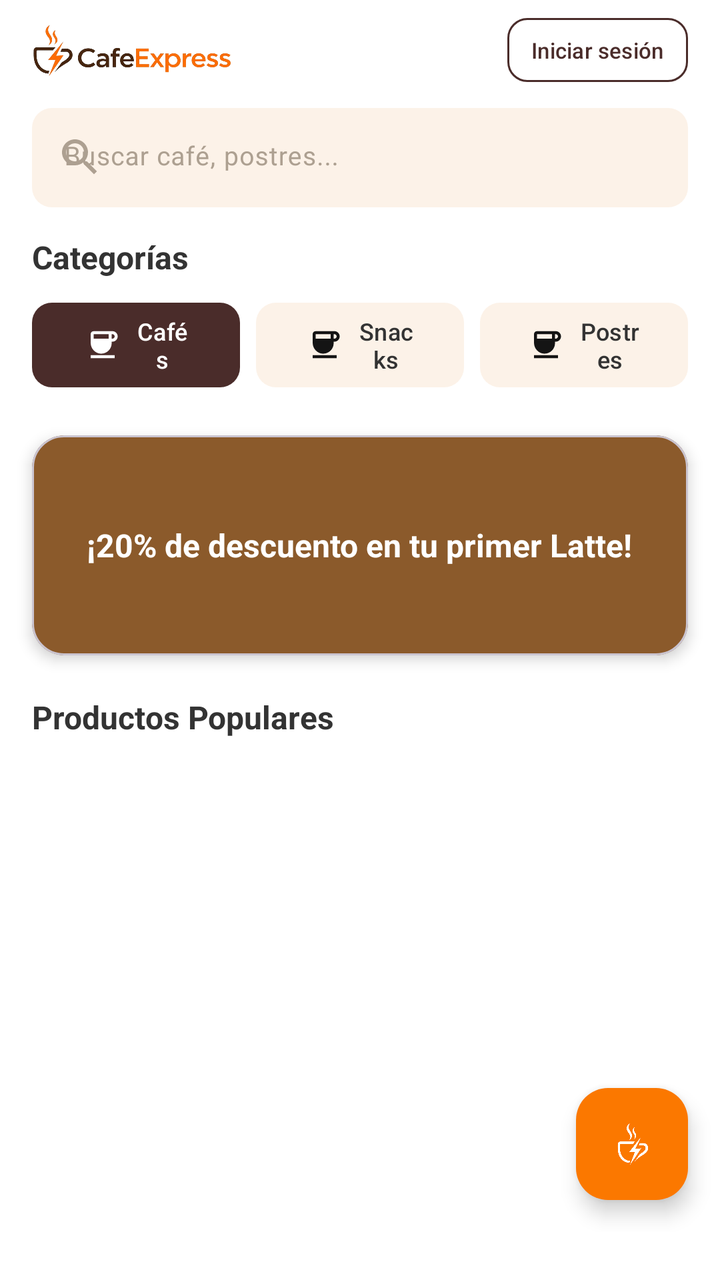
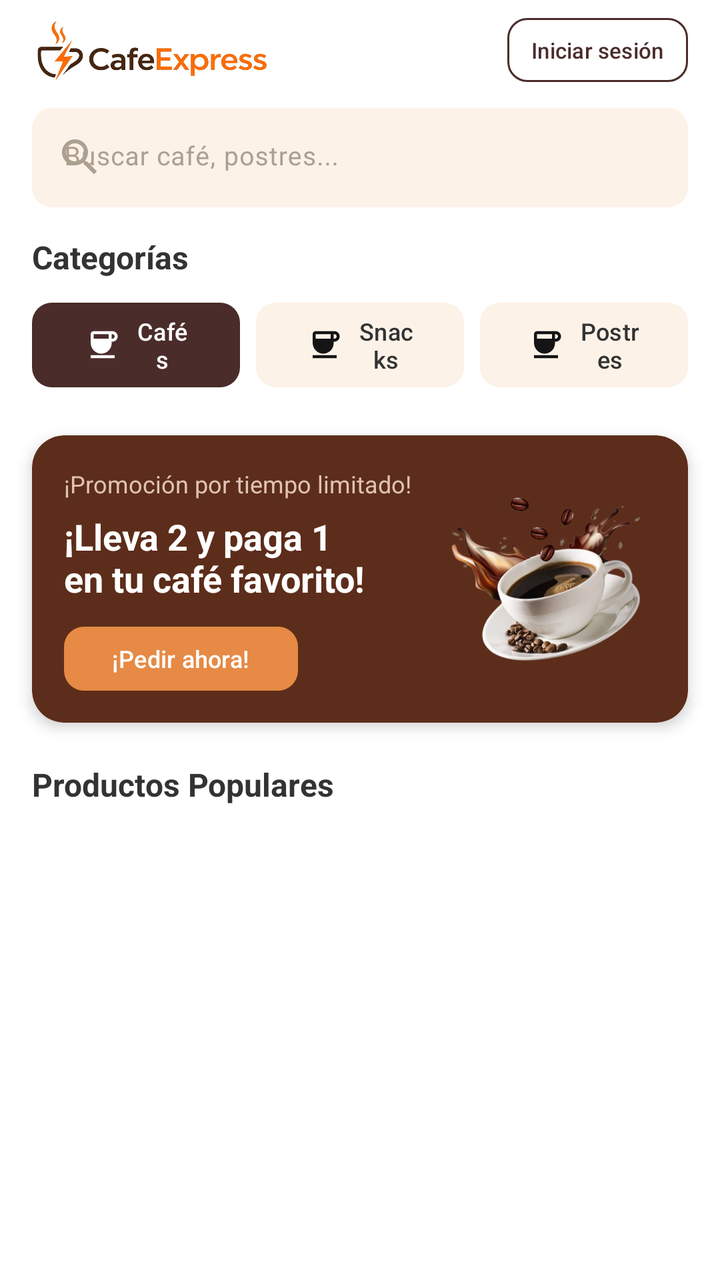

Compare the two renders of this Android layout. The source of the first and the diff that turns it into the second are given below.
<!-- AndroidManifest.xml: application theme Theme.CafeExpress -->
<!-- res/layout/activity_home.xml -->
<?xml version="1.0" encoding="utf-8"?>
<ScrollView xmlns:android="http://schemas.android.com/apk/res/android"
  xmlns:app="http://schemas.android.com/apk/res-auto"
  xmlns:tools="http://schemas.android.com/tools"
  android:layout_width="match_parent"
  android:layout_height="match_parent"
  android:fillViewport="true"
  android:background="#FFFFFF"
  tools:context=".ui.HomeActivity">

  <androidx.constraintlayout.widget.ConstraintLayout
    android:layout_width="match_parent"
    android:layout_height="wrap_content"
    android:paddingBottom="24dp">

    <com.google.android.material.appbar.MaterialToolbar
      android:id="@+id/topToolbar"
      android:layout_width="0dp"
      android:layout_height="50dp"
      android:background="@android:color/transparent"
      app:layout_constraintEnd_toEndOf="parent"
      app:layout_constraintStart_toStartOf="parent"
      app:layout_constraintTop_toTopOf="parent"
      app:contentInsetStart="0dp"
      app:contentInsetEnd="0dp">

      <androidx.constraintlayout.widget.ConstraintLayout
        android:layout_width="match_parent"
        android:layout_height="match_parent"
        android:paddingHorizontal="16dp">

        <ImageView
          android:id="@+id/imgLogoNav"
          android:layout_width="100dp"
          android:layout_height="30dp"
          android:contentDescription="Logo de la cafetería"
          android:src="@drawable/logonombre"
          app:layout_constraintBottom_toBottomOf="parent"
          app:layout_constraintStart_toStartOf="parent"
          app:layout_constraintTop_toTopOf="parent" />

        <com.google.android.material.button.MaterialButton
          android:id="@+id/btnIniciarSesion"
          style="?attr/materialButtonOutlinedStyle"
          android:layout_width="wrap_content"
          android:layout_height="32dp"
          android:text="Iniciar sesión"
          android:textColor="#4A2C2A"
          android:textSize="11sp"
          android:insetTop="0dp"
          android:insetBottom="0dp"
          android:paddingHorizontal="12dp"
          app:strokeColor="#4A2C2A"
          app:strokeWidth="1dp"
          app:cornerRadius="10dp"
          app:layout_constraintBottom_toBottomOf="parent"
          app:layout_constraintEnd_toEndOf="parent"
          app:layout_constraintTop_toTopOf="parent" />

      </androidx.constraintlayout.widget.ConstraintLayout>
    </com.google.android.material.appbar.MaterialToolbar>

    
    <com.google.android.material.textfield.TextInputLayout
      android:id="@+id/tilBuscar"
      style="@style/Widget.Material3.TextInputLayout.FilledBox.Dense"
      android:layout_width="0dp"
      android:layout_height="wrap_content"
      android:layout_marginHorizontal="16dp"
      android:layout_marginTop="4dp"
      android:hint="Buscar café, postres..."
      android:textColorHint="#ADA091"
      app:boxBackgroundColor="#FCF2E8"
      app:boxStrokeWidth="0dp"
      app:boxStrokeWidthFocused="0dp"
      app:boxCornerRadiusBottomEnd="10dp"
      app:boxCornerRadiusBottomStart="10dp"
      app:boxCornerRadiusTopEnd="10dp"
      app:boxCornerRadiusTopStart="10dp"
      app:layout_constraintEnd_toEndOf="parent"
      app:layout_constraintStart_toStartOf="parent"
      app:layout_constraintTop_toBottomOf="@id/topToolbar"
      app:startIconDrawable="@drawable/ic_search"
      app:startIconTint="#ADA091">

      <com.google.android.material.textfield.TextInputEditText
        android:id="@+id/edtBuscar"
        android:layout_width="match_parent"
        android:layout_height="wrap_content"
        android:inputType="text"
        android:maxLines="1"
        android:textSize="13sp"
        android:textColor="#333333" />
    </com.google.android.material.textfield.TextInputLayout>

    
    <TextView
      android:id="@+id/txtCategoriasTitulo"
      android:layout_width="wrap_content"
      android:layout_height="wrap_content"
      android:layout_marginStart="16dp"
      android:layout_marginTop="14dp"
      android:text="Categorías"
      android:textColor="#333333"
      android:textSize="16sp"
      android:textStyle="bold"
      app:layout_constraintStart_toStartOf="parent"
      app:layout_constraintTop_toBottomOf="@id/tilBuscar" />

    <LinearLayout
      android:id="@+id/layoutCategorias"
      android:layout_width="0dp"
      android:layout_height="wrap_content"
      android:layout_marginHorizontal="16dp"
      android:layout_marginTop="8dp"
      android:orientation="horizontal"
      app:layout_constraintEnd_toEndOf="parent"
      app:layout_constraintStart_toStartOf="parent"
      app:layout_constraintTop_toBottomOf="@id/txtCategoriasTitulo">

      <com.google.android.material.button.MaterialButton
        android:layout_width="0dp"
        android:layout_height="wrap_content"
        android:layout_weight="1"
        android:layout_marginEnd="4dp"
        android:text="Cafés"
        android:textSize="12sp"
        app:icon="@drawable/ic_coffee"
        app:cornerRadius="10dp"
        app:iconGravity="textStart"
        app:iconTint="#FFFFFF"
        app:backgroundTint="#4A2C2A" />

      <com.google.android.material.button.MaterialButton
        android:layout_width="0dp"
        android:layout_height="wrap_content"
        android:layout_weight="1"
        android:layout_marginHorizontal="4dp"
        android:text="Snacks"
        android:textColor="#333333"
        android:textSize="12sp"
        app:icon="@drawable/ic_coffee"
        app:cornerRadius="10dp"
        app:iconGravity="textStart"
        app:iconTint="#141414"
        app:backgroundTint="#FCF2E8" />

      <com.google.android.material.button.MaterialButton
        android:layout_width="0dp"
        android:layout_height="wrap_content"
        android:layout_weight="1"
        android:layout_marginStart="4dp"
        android:text="Postres"
        android:textColor="#333333"
        android:textSize="12sp"
        app:iconTint="#141414"
        app:icon="@drawable/ic_coffee"
        app:cornerRadius="10dp"
        app:iconGravity="textStart"
        app:backgroundTint="#FCF2E8" />
    </LinearLayout>

    
    <com.google.android.material.card.MaterialCardView
      android:id="@+id/cardBanner"
      android:layout_width="0dp"
      android:layout_height="110dp"
      android:layout_marginHorizontal="16dp"
      android:layout_marginTop="20dp"
      app:cardBackgroundColor="#8B5A2B"
      app:cardCornerRadius="16dp"
      app:cardElevation="4dp"
      app:layout_constraintEnd_toEndOf="parent"
      app:layout_constraintStart_toStartOf="parent"
      app:layout_constraintTop_toBottomOf="@id/layoutCategorias">

      <RelativeLayout
        android:layout_width="match_parent"
        android:layout_height="match_parent"
        android:padding="16dp">

        <TextView
          android:layout_width="wrap_content"
          android:layout_height="wrap_content"
          android:layout_centerInParent="true"
          android:text="¡20% de descuento en tu primer Latte!"
          android:textColor="#FFFFFF"
          android:textSize="16sp"
          android:textStyle="bold" />
      </RelativeLayout>
    </com.google.android.material.card.MaterialCardView>

    
    <TextView
      android:id="@+id/txtPopularesTitulo"
      android:layout_width="wrap_content"
      android:layout_height="wrap_content"
      android:layout_marginStart="16dp"
      android:layout_marginTop="20dp"
      android:text="Productos Populares"
      android:textColor="#333333"
      android:textSize="16sp"
      android:textStyle="bold"
      app:layout_constraintStart_toStartOf="parent"
      app:layout_constraintTop_toBottomOf="@id/cardBanner" />

    <androidx.recyclerview.widget.RecyclerView
      android:id="@+id/recyclerProductos"
      android:layout_width="0dp"
      android:layout_height="wrap_content"
      android:layout_marginHorizontal="12dp"
      android:layout_marginTop="8dp"
      android:nestedScrollingEnabled="false"
      app:layout_constraintEnd_toEndOf="parent"
      app:layout_constraintStart_toStartOf="parent"
      app:layout_constraintTop_toBottomOf="@id/txtPopularesTitulo"
      tools:itemCount="4"
      tools:layoutManager="androidx.recyclerview.widget.LinearLayoutManager"
      tools:orientation="horizontal"
      tools:listitem="@layout/item_producto" />

    
    <com.google.android.material.floatingactionbutton.FloatingActionButton
      android:id="@+id/fabCarrito"
      android:layout_width="wrap_content"
      android:layout_height="wrap_content"
      android:layout_margin="16dp"
      android:contentDescription="Carrito de compras"
      android:src="@drawable/logo1"
      app:backgroundTint="#FB7800"
      app:layout_constraintBottom_toBottomOf="parent"
      app:layout_constraintEnd_toEndOf="parent"
      app:tint="#FFFFFF" />

  </androidx.constraintlayout.widget.ConstraintLayout>

</ScrollView>
<!-- res/layout/item_producto.xml (included above) -->
<?xml version="1.0" encoding="utf-8"?>
<com.google.android.material.card.MaterialCardView
  xmlns:android="http://schemas.android.com/apk/res/android"
  xmlns:app="http://schemas.android.com/apk/res-auto"
  android:layout_width="160dp"
  android:layout_height="wrap_content"
  android:layout_margin="6dp"
  app:cardCornerRadius="12dp"
  app:cardElevation="3dp"
  app:strokeColor="#E0C2B3"
  app:strokeWidth="1dp">

  <LinearLayout
    android:layout_width="match_parent"
    android:layout_height="wrap_content"
    android:orientation="vertical"
    android:background="#FFFFFF"
    android:padding="10dp">

    
    <ImageView
      android:id="@+id/imgProducto"
      android:layout_width="match_parent"
      android:layout_height="110dp"
      android:contentDescription="Imagen del producto"
      android:scaleType="centerCrop"
      android:src="@drawable/cafe1" />

    
    <TextView
      android:id="@+id/txtNombreProducto"
      android:layout_width="match_parent"
      android:layout_height="wrap_content"
      android:layout_marginTop="8dp"
      android:ellipsize="end"
      android:maxLines="1"
      android:text="Café Capuchino"
      android:textColor="#333333"
      android:textSize="14sp"
      android:textStyle="bold" />

    
    <TextView
      android:id="@+id/txtPrecioProducto"
      android:layout_width="match_parent"
      android:layout_height="wrap_content"
      android:layout_marginTop="2dp"
      android:text="$4.50"
      android:textColor="#FB7800"
      android:textSize="13sp"
      android:textStyle="bold" />

    
    <com.google.android.material.button.MaterialButton
      android:id="@+id/btnComprar"
      android:layout_width="match_parent"
      android:layout_height="38dp"
      android:layout_marginTop="8dp"
      android:insetTop="0dp"
      android:insetBottom="0dp"
      android:text="Comprar"
      android:textSize="12sp"
      app:backgroundTint="#4A2C2A"
      app:cornerRadius="8dp" />

  </LinearLayout>

</com.google.android.material.card.MaterialCardView>
<!-- resources referenced by this layout -->
<resources>
  <!-- drawable cafe1: jpeg bitmap (drawable, 108060 bytes) -->
  <!-- drawable ic_coffee (drawable) -->
  <vector xmlns:android="http://schemas.android.com/apk/res/android" android:height="24dp" android:tint="#000000" android:viewportHeight="24" android:viewportWidth="24" android:width="24dp">
        
      <path android:fillColor="@android:color/white" android:pathData="M18.5,3H6C4.9,3 4,3.9 4,5v5.71c0,3.83 2.95,7.18 6.78,7.29c3.96,0.12 7.22,-3.06 7.22,-7v-1h0.5c1.93,0 3.5,-1.57 3.5,-3.5S20.43,3 18.5,3zM16,5v3H6V5H16zM18.5,8H18V5h0.5C19.33,5 20,5.67 20,6.5S19.33,8 18.5,8zM4,19h16v2H4V19z"/>
      
  </vector>
  <!-- drawable ic_search (drawable) -->
  <vector xmlns:android="http://schemas.android.com/apk/res/android" android:height="24dp" android:tint="#000000" android:viewportHeight="24" android:viewportWidth="24" android:width="24dp">
        
      <path android:fillColor="@android:color/white" android:pathData="M15.5,14h-0.79l-0.28,-0.27C15.41,12.59 16,11.11 16,9.5 16,5.91 13.09,3 9.5,3S3,5.91 3,9.5 5.91,16 9.5,16c1.61,0 3.09,-0.59 4.23,-1.57l0.27,0.28v0.79l5,4.99L20.49,19l-4.99,-5zM9.5,14C7.01,14 5,11.99 5,9.5S7.01,5 9.5,5 14,7.01 14,9.5 11.99,14 9.5,14z"/>
      
  </vector>
  <!-- drawable logo1: png bitmap (drawable, 103698 bytes) -->
  <!-- drawable logonombre: png bitmap (drawable, 130762 bytes) -->
  <style name="Theme.CafeExpress" parent="Base.Theme.CafeExpress" />
  <style name="Base.Theme.CafeExpress" parent="Theme.Material3.DayNight.NoActionBar">
      
      
    </style>
</resources>

<!-- the commit's change to res/layout/activity_home.xml (unified diff, before → after) -->
@@ -31,8 +31,8 @@
 
         <ImageView
           android:id="@+id/imgLogoNav"
-          android:layout_width="100dp"
-          android:layout_height="30dp"
+          android:layout_width="120dp"
+          android:layout_height="32dp"
           android:contentDescription="Logo de la cafetería"
           android:src="@drawable/logonombre"
           app:layout_constraintBottom_toBottomOf="parent"
@@ -60,7 +60,6 @@
       </androidx.constraintlayout.widget.ConstraintLayout>
     </com.google.android.material.appbar.MaterialToolbar>
 
-    
     <com.google.android.material.textfield.TextInputLayout
       android:id="@+id/tilBuscar"
       style="@style/Widget.Material3.TextInputLayout.FilledBox.Dense"
@@ -93,7 +92,6 @@
         android:textColor="#333333" />
     </com.google.android.material.textfield.TextInputLayout>
 
-    
     <TextView
       android:id="@+id/txtCategoriasTitulo"
       android:layout_width="wrap_content"
@@ -160,37 +158,79 @@
         app:backgroundTint="#FCF2E8" />
     </LinearLayout>
 
-    
     <com.google.android.material.card.MaterialCardView
       android:id="@+id/cardBanner"
       android:layout_width="0dp"
-      android:layout_height="110dp"
+      android:layout_height="wrap_content"
       android:layout_marginHorizontal="16dp"
       android:layout_marginTop="20dp"
-      app:cardBackgroundColor="#8B5A2B"
+      app:cardBackgroundColor="#5C2D1A"
       app:cardCornerRadius="16dp"
       app:cardElevation="4dp"
+      app:strokeWidth="0dp"
       app:layout_constraintEnd_toEndOf="parent"
       app:layout_constraintStart_toStartOf="parent"
       app:layout_constraintTop_toBottomOf="@id/layoutCategorias">
 
-      <RelativeLayout
+      <androidx.constraintlayout.widget.ConstraintLayout
         android:layout_width="match_parent"
         android:layout_height="match_parent"
         android:padding="16dp">
 
         <TextView
+          android:id="@+id/txtBannerHorario"
+          android:layout_width="0dp"
+          android:layout_height="wrap_content"
+          android:text="¡Promoción por tiempo limitado!"
+          android:textColor="#E0C2B3"
+          android:textSize="12sp"
+          app:layout_constraintEnd_toStartOf="@id/imgBannerCafe"
+          app:layout_constraintStart_toStartOf="parent"
+          app:layout_constraintTop_toTopOf="parent" />
+
+        <TextView
+          android:id="@+id/txtBannerTitulo"
+          android:layout_width="0dp"
+          android:layout_height="wrap_content"
+          android:layout_marginTop="6dp"
+          android:text="¡Lleva 2 y paga 1\nen tu café favorito!"
+          android:textColor="#FFFFFF"
+          android:textSize="18sp"
+          android:textStyle="bold"
+          app:layout_constraintEnd_toStartOf="@id/imgBannerCafe"
+          app:layout_constraintStart_toStartOf="parent"
+          app:layout_constraintTop_toBottomOf="@id/txtBannerHorario" />
+
+        <com.google.android.material.button.MaterialButton
+          android:id="@+id/btnBannerOrder"
           android:layout_width="wrap_content"
-          android:layout_height="wrap_content"
-          android:layout_centerInParent="true"
-          android:text="¡20% de descuento en tu primer Latte!"
+          android:layout_height="32dp"
+          android:layout_marginTop="12dp"
+          android:insetTop="0dp"
+          android:insetBottom="0dp"
+          android:text="¡Pedir ahora!"
           android:textColor="#FFFFFF"
-          android:textSize="16sp"
-          android:textStyle="bold" />
-      </RelativeLayout>
+          android:textSize="12sp"
+          app:backgroundTint="#E68A45"
+          app:cornerRadius="10dp"
+          app:layout_constraintBottom_toBottomOf="parent"
+          app:layout_constraintStart_toStartOf="parent"
+          app:layout_constraintTop_toBottomOf="@id/txtBannerTitulo" />
+
+        <ImageView
+          android:id="@+id/imgBannerCafe"
+          android:layout_width="110dp"
+          android:layout_height="110dp"
+          android:contentDescription="Café en oferta"
+          android:scaleType="centerCrop"
+          android:src="@drawable/cafebanner"
+          app:layout_constraintBottom_toBottomOf="parent"
+          app:layout_constraintEnd_toEndOf="parent"
+          app:layout_constraintTop_toTopOf="parent" />
+
+      </androidx.constraintlayout.widget.ConstraintLayout>
     </com.google.android.material.card.MaterialCardView>
 
-    
     <TextView
       android:id="@+id/txtPopularesTitulo"
       android:layout_width="wrap_content"
@@ -219,18 +259,6 @@
       tools:orientation="horizontal"
       tools:listitem="@layout/item_producto" />
 
-    
-    <com.google.android.material.floatingactionbutton.FloatingActionButton
-      android:id="@+id/fabCarrito"
-      android:layout_width="wrap_content"
-      android:layout_height="wrap_content"
-      android:layout_margin="16dp"
-      android:contentDescription="Carrito de compras"
-      android:src="@drawable/logo1"
-      app:backgroundTint="#FB7800"
-      app:layout_constraintBottom_toBottomOf="parent"
-      app:layout_constraintEnd_toEndOf="parent"
-      app:tint="#FFFFFF" />
 
   </androidx.constraintlayout.widget.ConstraintLayout>
 
<!-- resource entries referenced after the edit -->
@@ -1,6 +1,7 @@
 <!-- resources referenced by this layout -->
 <resources>
   <!-- drawable cafe1: jpeg bitmap (drawable, 108060 bytes) -->
+  <!-- drawable cafebanner: png bitmap (drawable, 210762 bytes) -->
   <!-- drawable ic_coffee (drawable) -->
   <vector xmlns:android="http://schemas.android.com/apk/res/android" android:height="24dp" android:tint="#000000" android:viewportHeight="24" android:viewportWidth="24" android:width="24dp">
         
@@ -13,7 +14,6 @@
       <path android:fillColor="@android:color/white" android:pathData="M15.5,14h-0.79l-0.28,-0.27C15.41,12.59 16,11.11 16,9.5 16,5.91 13.09,3 9.5,3S3,5.91 3,9.5 5.91,16 9.5,16c1.61,0 3.09,-0.59 4.23,-1.57l0.27,0.28v0.79l5,4.99L20.49,19l-4.99,-5zM9.5,14C7.01,14 5,11.99 5,9.5S7.01,5 9.5,5 14,7.01 14,9.5 11.99,14 9.5,14z"/>
       
   </vector>
-  <!-- drawable logo1: png bitmap (drawable, 103698 bytes) -->
   <!-- drawable logonombre: png bitmap (drawable, 130762 bytes) -->
   <style name="Theme.CafeExpress" parent="Base.Theme.CafeExpress" />
   <style name="Base.Theme.CafeExpress" parent="Theme.Material3.DayNight.NoActionBar">
